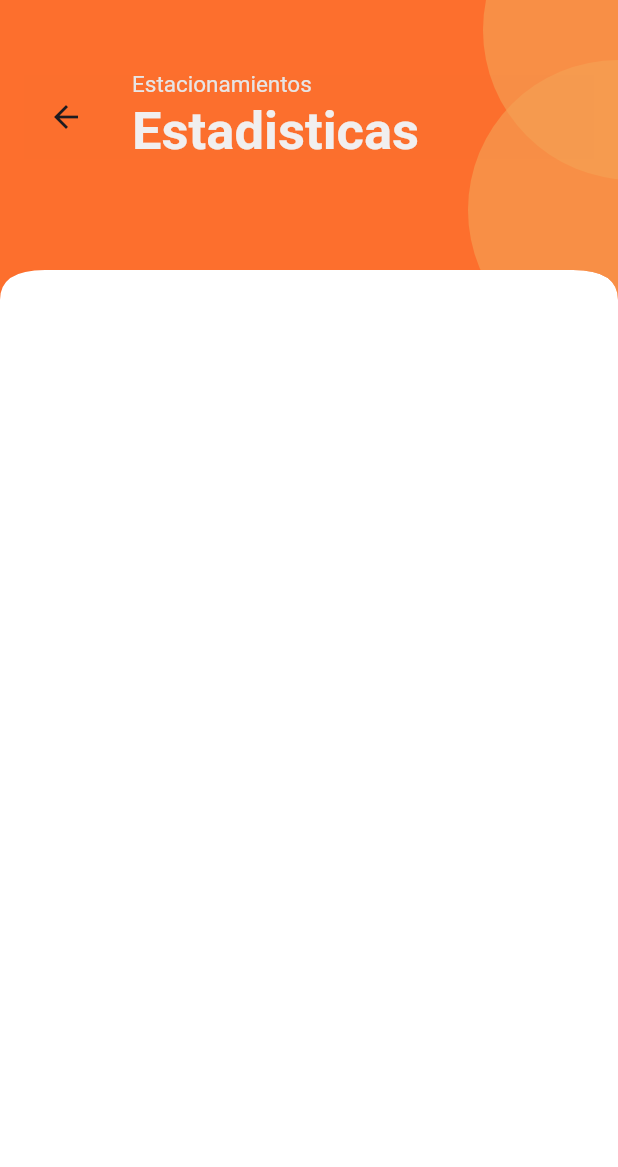
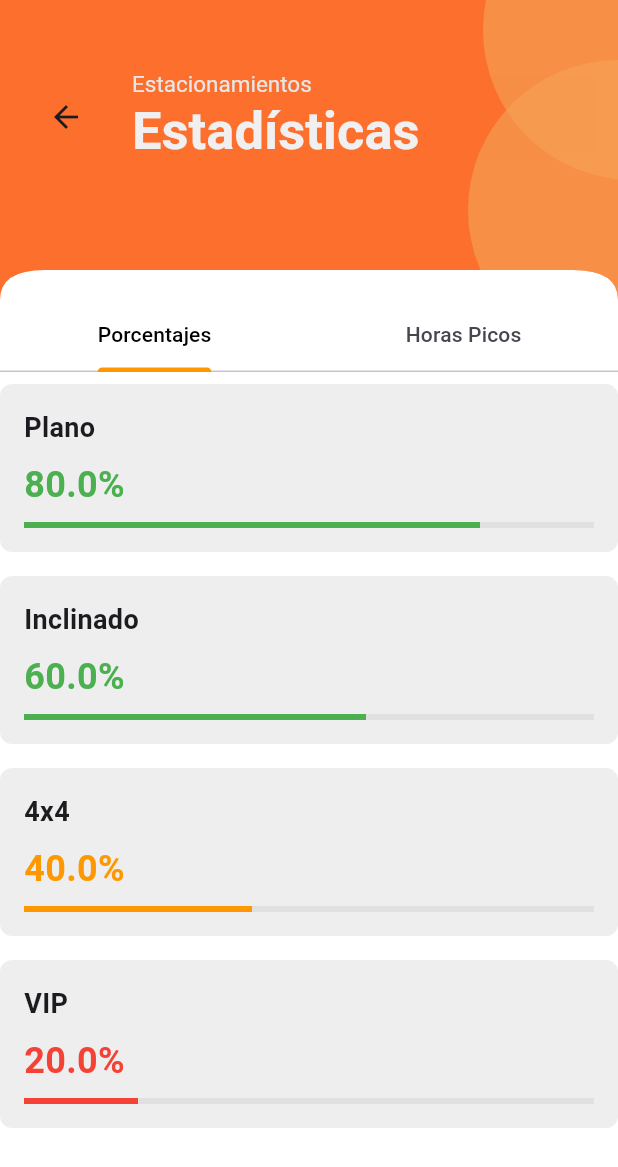
Before and after one commit to jesusmachta/U-Park, a Flutter app: the StatsScreen screen opened directly, on a phone screen of 412 x 824 dp. Shown: the top 1167 px of the screen. Run offline on Flutter 3.47's test engine with Material 3 defaults, Android fonts, the phone set to English and light mode, and no system bars; our stand-ins replace get, iconsax_flutter.

Commit message:
:construction: comence la interfaz de estadisticas, empce la de porcentajes, falta las horas pico

```diff
--- /dev/null
+++ b/lib/views/Widgets/U-Park/lib/views/Widgets/parking_percentage_card.dart
@@ -0,0 +1 @@
+// TODO Implement this library.
--- /dev/null
+++ b/lib/views/Widgets/parking_percentage_card.dart
@@ -0,0 +1,59 @@
+import 'package:flutter/material.dart';
+
+class ParkingPercentageCard extends StatelessWidget {
+  final String parkingName;
+  final String percentage;
+
+  const ParkingPercentageCard({
+    Key? key,
+    required this.parkingName,
+    required this.percentage,
+  }) : super(key: key);
+
+  @override
+  Widget build(BuildContext context) {
+    Color availableColor;
+    if (double.parse(percentage) > 50) {
+      availableColor = Colors.green;
+    } else if (double.parse(percentage) > 20) {
+      availableColor = Colors.orange;
+    } else {
+      availableColor = Colors.red;
+    }
+    return Container(
+      padding: const EdgeInsets.all(16.0),
+      margin: const EdgeInsets.symmetric(vertical: 8.0),
+      decoration: BoxDecoration(
+        color: Colors.grey[200],
+        borderRadius: BorderRadius.circular(8.0),
+      ),
+      child: Column(
+        crossAxisAlignment: CrossAxisAlignment.start,
+        children: [
+          Text(
+            parkingName,
+            style: const TextStyle(
+              fontSize: 18.0,
+              fontWeight: FontWeight.bold,
+            ),
+          ),
+          const SizedBox(height: 8.0),
+          Text(
+            '$percentage%',
+            style: TextStyle(
+              fontSize: 24.0,
+              fontWeight: FontWeight.bold,
+              color: availableColor,
+            ),
+          ),
+          const SizedBox(height: 8.0),
+          LinearProgressIndicator(
+            value: double.parse(percentage) / 100,
+            backgroundColor: Colors.grey[300],
+            valueColor: AlwaysStoppedAnimation<Color>(availableColor),
+          ),
+        ],
+      ),
+    );
+  }
+}
--- /dev/null
+++ b/lib/views/Widgets/parking_percentage_widget.dart
@@ -0,0 +1,67 @@
+import 'package:flutter/material.dart';
+import 'dart:async';
+import 'parking_percentage_card.dart';
+
+class ParkingPercentageWidget extends StatefulWidget {
+  const ParkingPercentageWidget({Key? key}) : super(key: key);
+
+  @override
+  State<ParkingPercentageWidget> createState() =>
+      _ParkingPercentageWidgetState();
+}
+
+class ParkingData {
+  final String parkingName;
+  final double percentage;
+
+  ParkingData({required this.parkingName, required this.percentage});
+}
+
+class _ParkingPercentageWidgetState extends State<ParkingPercentageWidget> {
+  List<ParkingData> parkingData = [];
+
+  @override
+  void initState() {
+    super.initState();
+    fetchParkingData();
+    Timer.periodic(Duration(seconds: 30), (timer) {
+      fetchParkingData();
+    });
+  }
+
+  Future<void> fetchParkingData() async {
+    setState(() {
+      parkingData = [
+        ParkingData(
+          parkingName: "Plano",
+          percentage: 80.0,
+        ),
+        ParkingData(
+          parkingName: "Inclinado",
+          percentage: 60.0,
+        ),
+        ParkingData(
+          parkingName: "4x4",
+          percentage: 40.0,
+        ),
+        ParkingData(
+          parkingName: "VIP",
+          percentage: 20.0,
+        ),
+      ];
+    });
+  }
+
+  @override
+  Widget build(BuildContext context) {
+    return Column(
+      children: parkingData.map((data) {
+        return ParkingPercentageCard(
+          parkingName: data.parkingName,
+          percentage: data.percentage
+              .toStringAsFixed(1), // Convert to string with one decimal place
+        );
+      }).toList(),
+    );
+  }
+}
--- a/lib/views/stats_screen.dart
+++ b/lib/views/stats_screen.dart
@@ -2,16 +2,19 @@ import 'package:flutter/material.dart';
 import 'package:primera_app/views/Widgets/circular_container.dart';
 import 'package:primera_app/views/Widgets/curved_edges.dart';
 import 'package:primera_app/views/Widgets/custom_appbar.dart';
+import 'package:primera_app/views/Widgets/parking_percentage_card.dart';
+import 'package:primera_app/views/Widgets/parking_percentage_widget.dart';
 
 class StatsScreen extends StatelessWidget {
   const StatsScreen({super.key});
 
   @override
   Widget build(BuildContext context) {
-    return Scaffold(
+    return DefaultTabController(
+      length: 2, // Number of tabs
+      child: Scaffold(
         backgroundColor: Colors.white,
-        body: SingleChildScrollView(
-            child: Column(
+        body: Column(
           children: [
             // Header
             ClipPath(
@@ -38,17 +41,15 @@ class StatsScreen extends StatelessWidget {
                                     "Estacionamientos",
                                     style: TextStyle(
                                       fontSize: 15.0,
-                                        color:
-                                            Color.fromARGB(255, 231, 229, 229),
+                                      color: Color.fromARGB(255, 231, 229, 229),
                                     ),
                                   ),
                                   Text(
-                                      "Estadisticas",
+                                    "Estadísticas",
                                     style: TextStyle(
                                       fontSize: 35.0,
                                       fontWeight: FontWeight.bold,
-                                        color:
-                                            Color.fromARGB(255, 241, 239, 239),
+                                      color: Color.fromARGB(255, 241, 239, 239),
                                     ),
                                   )
                                 ],
@@ -59,8 +60,43 @@ class StatsScreen extends StatelessWidget {
                     ],
                   ),
                 ),
-                )),
+              ),
+            ),
+            // Tab bar
+            const TabBar(
+              tabs: [
+                Tab(text: "Porcentajes"),
+                Tab(text: "Horas Picos"),
               ],
-        )));
+              labelColor: Colors.black,
+              indicatorColor: Colors.orange,
+            ),
+            // Tab bar view
+            Expanded(
+              child: const TabBarView(
+                children: [
+                  // First tab content
+                  ParkingPercentageWidget(),
+                  // Second tab content
+                  PeakHoursWidget(),
+                ],
+              ),
+            ),
+          ],
+        ),
+      ),
+    );
   }
 }
+
+// Dummy widget for PeakHoursWidget
+class PeakHoursWidget extends StatelessWidget {
+  const PeakHoursWidget({super.key});
+
+  @override
+  Widget build(BuildContext context) {
+    return Center(
+      child: Text("Contenido de Horas Picos"),
+    );
+  }
+}
```
Also changed, not shown: 2 other files. Lines whose indentation alone changed are shown as unchanged.
